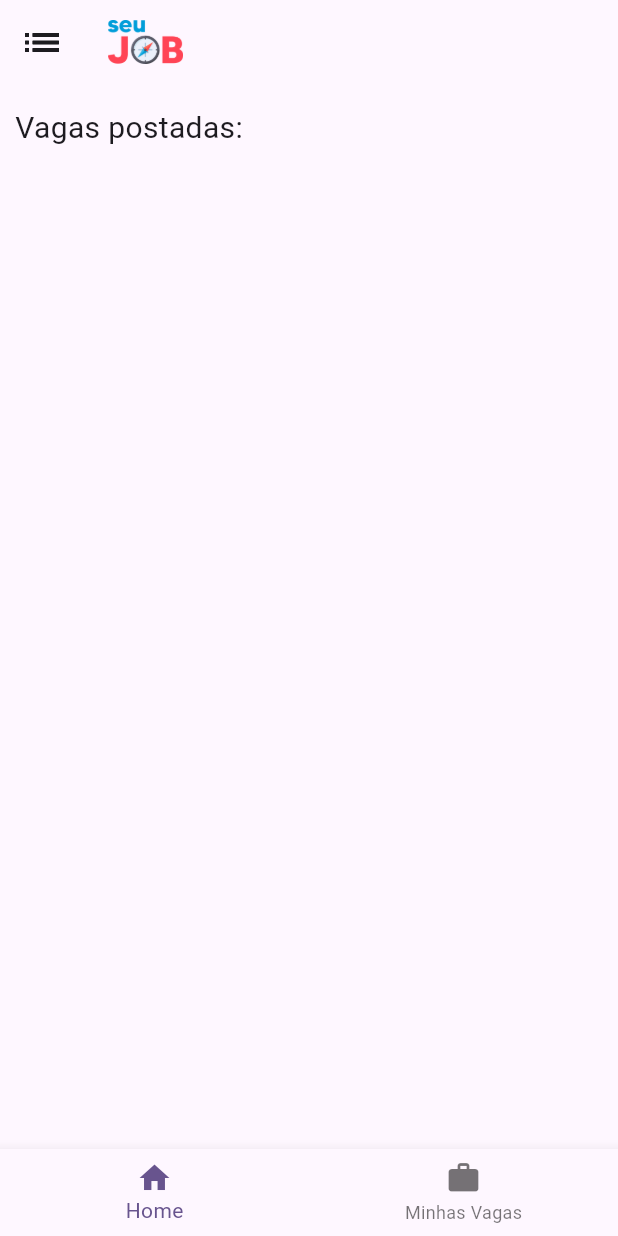
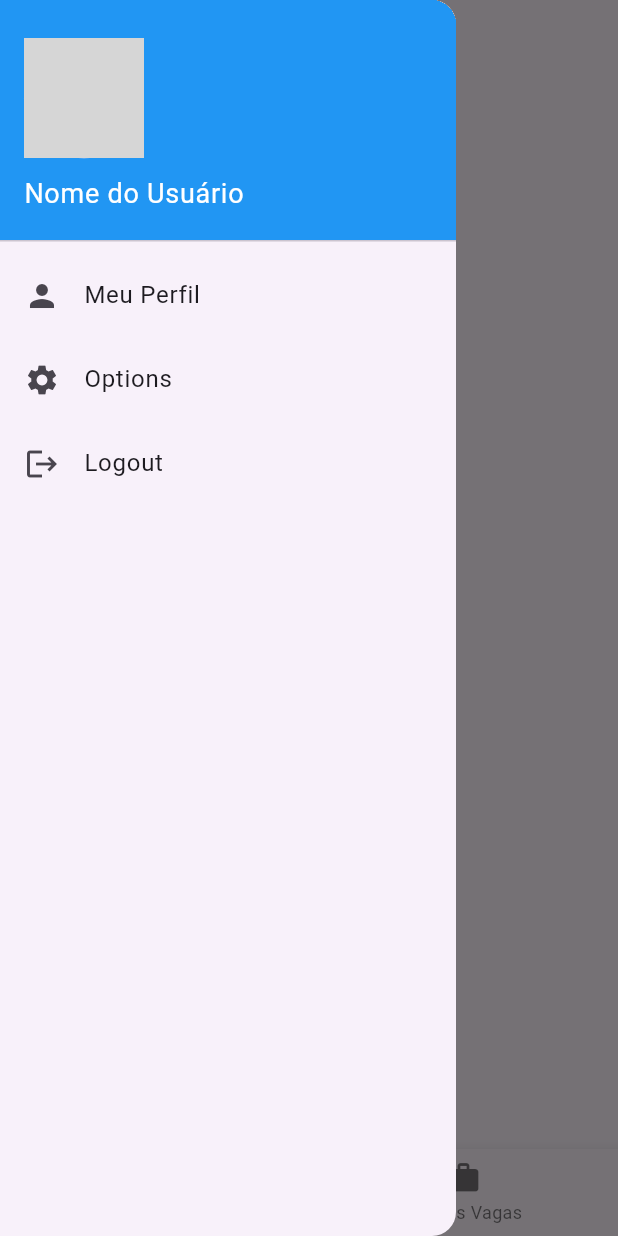
Before and after one commit to caiorebert/seuJob-app, a Flutter app: the HomePage screen opened by its route, with the side drawer open (before the commit the screen has no drawer), on a phone screen of 412 x 824 dp. Run offline on Flutter 3.47's test engine with Material 3 defaults, Android fonts, the phone set to English and light mode, and no system bars; our stand-ins replace fluttertoast, shared_preferences; accounts and stored records are empty; network calls fail; grey boxes are pictures that could not be loaded.

Commit message:
adicionando novas paginas

```diff
--- /dev/null
+++ b/lib/pages/home/components/drawer.dart
@@ -0,0 +1,83 @@
+import 'package:flutter/material.dart';
+
+import '../../../utils/app_routes.dart';
+
+class AppDrawer extends StatelessWidget {
+  @override
+  Widget build(BuildContext context) {
+    return Drawer(
+      child: ListView(
+        padding: EdgeInsets.zero,
+        children: <Widget>[
+          DrawerHeader(
+            decoration: BoxDecoration(
+              color: Colors.blue,
+            ),
+            child: Column(
+              mainAxisAlignment: MainAxisAlignment.center,
+              crossAxisAlignment: CrossAxisAlignment.start,
+              children: [
+                CircleAvatar(
+                  radius: 40,
+                  backgroundImage: AssetImage('assets/images/profile_picture.png'), // Substitua pelo caminho da sua imagem de perfil
+                ),
+                SizedBox(height: 10),
+                Text(
+                  'Nome do Usuário', // Substitua pelo nome do usuário
+                  style: TextStyle(
+                    color: Colors.white,
+                    fontSize: 18,
+                  ),
+                ),
+              ],
+            ),
+          ),
+          ListTile(
+            leading: Icon(Icons.person),
+            title: Text('Meu Perfil'),
+            onTap: () {
+              Navigator.pop(context);
+              Navigator.pushReplacementNamed(context, '/perfil'); // Rota para a página de perfil
+            },
+          ),
+          ListTile(
+            leading: Icon(Icons.settings),
+            title: Text('Options'),
+            onTap: () {
+              Navigator.pop(context);
+              Navigator.pushReplacementNamed(context, AppRoutes.SETTINGS);
+            },
+          ),
+          ListTile(
+            leading: Icon(Icons.logout),
+            title: Text('Logout'),
+            onTap: () {
+              showDialog(
+                context: context,
+                builder: (context) {
+                  return AlertDialog(
+                    title: Text('Logout'),
+                    content: Text('Deseja realmente sair?'),
+                    actions: <Widget>[
+                      TextButton(
+                        onPressed: () => Navigator.of(context).pop(false),
+                        child: Text('Não'),
+                      ),
+                      TextButton(
+                        onPressed: () {
+                          Navigator.of(context).pop(true);
+                          Navigator.pushReplacementNamed(context, '/login'); // Rota para a página de login
+                        },
+                        child: Text('Sim'),
+                      ),
+                    ]
+                  );
+                }
+              );
+            },
+          ),
+        ],
+      ),
+    );
+  }
+}
--- a/lib/pages/home/home_page.dart
+++ b/lib/pages/home/home_page.dart
@@ -11,6 +11,7 @@ import '../../providers/auth_provider.dart';
 import '../../utils/app_routes.dart';
 import 'components/inscricoes.dart';
 import 'components/vagas.dart';
+import 'components/drawer.dart';
 
 class HomePage extends StatefulWidget {
   const HomePage({
@@ -29,15 +30,22 @@ class _HomePageState extends State<HomePage> {
   Widget build(BuildContext context) {
     return Scaffold(
       appBar: AppBar(
-        leading: Icon(
-          Icons.list_sharp,
-          size: 30,
+        leading: Builder(
+          builder: (BuildContext context) {
+            return IconButton( // Use um IconButton para adicionar a ação ao ícone
+                icon: Icon(Icons.list_sharp, size: 30),
+                onPressed: () {
+                  Scaffold.of(context).openDrawer();
+                }
+            );
+          },
         ),
         title: Image.asset(
           "assets/images/logo.png",
           width: 50,
         ),
       ),
+      drawer: AppDrawer(),
       body: _items[_selectedIndex],
       bottomNavigationBar: BottomNavigationBar(
         items: [
--- /dev/null
+++ b/lib/providers/theme_provider.dart
@@ -0,0 +1,28 @@
+// providers/theme_provider.dart
+import 'package:flutter/material.dart';
+import 'package:shared_preferences/shared_preferences.dart';
+
+class ThemeProvider extends ChangeNotifier {
+  static const String _darkModeKey = 'darkMode';
+
+  ThemeMode _themeMode = ThemeMode.system;
+  ThemeMode get themeMode => _themeMode;
+
+  ThemeProvider() {
+    _loadThemeFromPrefs();
+  }
+
+  Future<void> _loadThemeFromPrefs() async {
+    final prefs = await SharedPreferences.getInstance();
+    final darkMode = prefs.getBool(_darkModeKey) ?? false;
+    _themeMode = darkMode ? ThemeMode.dark : ThemeMode.light;
+    notifyListeners();
+  }
+
+  Future<void> toggleTheme() async {
+    _themeMode = _themeMode == ThemeMode.light ? ThemeMode.dark : ThemeMode.light;
+    final prefs = await SharedPreferences.getInstance();
+    await prefs.setBool(_darkModeKey, _themeMode == ThemeMode.dark);
+    notifyListeners();
+  }
+}
--- a/lib/utils/app_routes.dart
+++ b/lib/utils/app_routes.dart
@@ -6,4 +6,5 @@ class AppRoutes {
   static const INSCRITAS = '/inscricoes';
   static const PRODUCT_DETAIL = '/product-detail';
   static const PRODUCT_FORM = '/product-form';
+  static const SETTINGS = '/opcoes';
 }
```
Also changed, not shown: lib/main.dart (+12 -3 lines), lib/pages/home/settings/settings_page.dart (added, +51 -0 lines), 1 other file.
